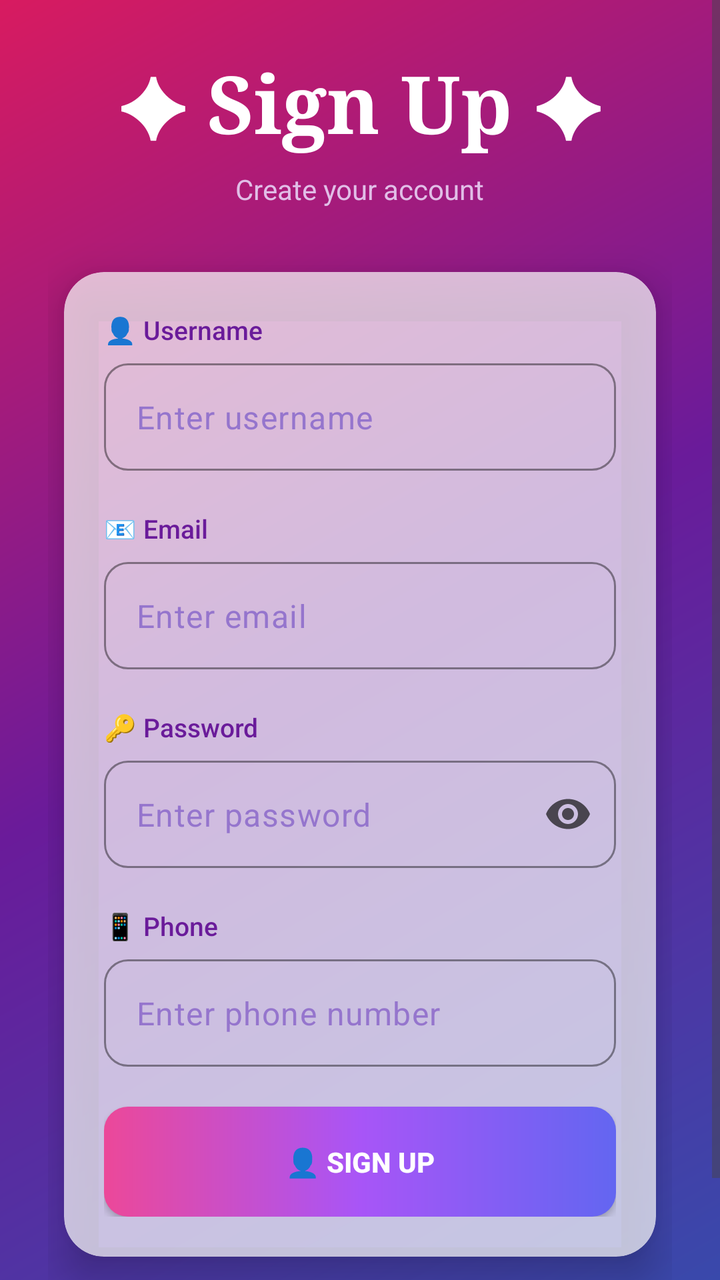
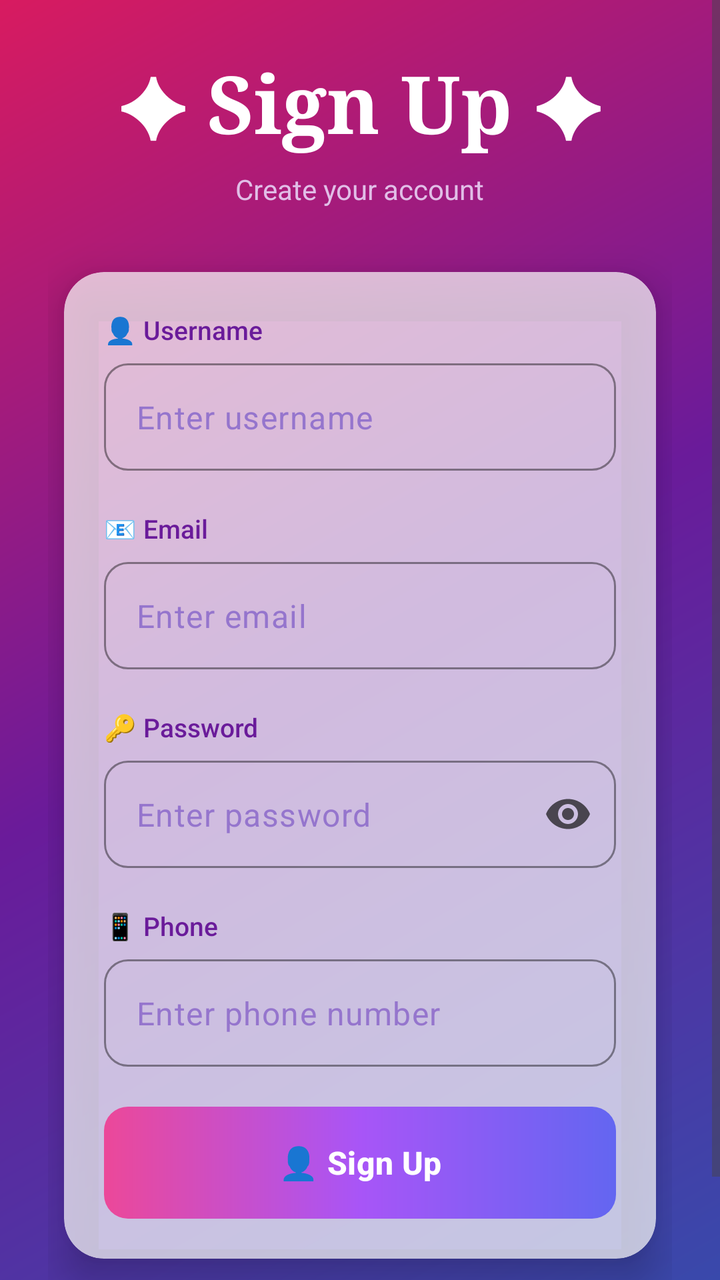

Two renders of the same Android screen: before a commit and after it. Below are the layout's source before the change and the commit's diff.
<!-- AndroidManifest.xml: application theme Theme.Sokogarden -->
<!-- res/layout/activity_signup.xml -->
<?xml version="1.0" encoding="utf-8"?>
<ScrollView
    xmlns:app="http://schemas.android.com/apk/res-auto"
    xmlns:android="http://schemas.android.com/apk/res/android"
    android:id="@+id/main"
    android:layout_width="match_parent"
    android:layout_height="match_parent"
    android:background="@drawable/gradient_background">

    <LinearLayout
        android:layout_width="match_parent"
        android:layout_height="wrap_content"
        android:orientation="vertical"
        android:padding="24dp"
        android:gravity="center">

        
        <TextView
            android:layout_width="wrap_content"
            android:layout_height="wrap_content"
            android:text="✦ Sign Up ✦"
            android:textSize="40sp"
            android:textStyle="bold"
            android:textColor="#FFFFFF"
            android:fontFamily="serif"
            android:layout_marginBottom="6dp"/>

        <TextView
            android:layout_width="wrap_content"
            android:layout_height="wrap_content"
            android:text="Create your account"
            android:textColor="#E1BEE7"
            android:layout_marginBottom="24dp"/>

        
        <androidx.cardview.widget.CardView
            android:layout_width="match_parent"
            android:layout_height="wrap_content"
            android:layout_margin="8dp"
            app:cardCornerRadius="20dp"
            app:cardElevation="12dp"
            app:cardBackgroundColor="#B3FFFFFF">

            <LinearLayout
                android:layout_width="match_parent"
                android:layout_height="wrap_content"
                android:orientation="vertical"
                android:padding="20dp">

                
                
                <TextView
                    android:layout_width="wrap_content"
                    android:layout_height="wrap_content"
                    android:text="👤 Username"
                    android:textSize="13sp"
                    android:textColor="#6A1B9A"
                    android:layout_marginBottom="8dp"
                    android:fontFamily="sans-serif-medium"/>

                
                <com.google.android.material.textfield.TextInputLayout
                    android:layout_width="match_parent"
                    android:layout_height="wrap_content"
                    android:layout_marginBottom="20dp"
                    app:boxBackgroundMode="outline"
                    app:boxCornerRadiusTopStart="12dp"
                    app:boxCornerRadiusTopEnd="12dp"
                    app:boxCornerRadiusBottomStart="12dp"
                    app:boxCornerRadiusBottomEnd="12dp"
                    app:boxStrokeColor="#BA68C8"
                    app:hintEnabled="false">

                    <com.google.android.material.textfield.TextInputEditText
                        android:id="@+id/username"
                        android:layout_width="match_parent"
                        android:layout_height="wrap_content"
                        android:hint="Enter username"
                        android:textColor="#212121"
                        android:textColorHint="#9575CD"
                        android:padding="16dp"
                        android:fontFamily="sans-serif"/>
                </com.google.android.material.textfield.TextInputLayout>

                
                
                <TextView
                    android:layout_width="wrap_content"
                    android:layout_height="wrap_content"
                    android:text="📧 Email"
                    android:textSize="13sp"
                    android:textColor="#6A1B9A"
                    android:layout_marginBottom="8dp"
                    android:fontFamily="sans-serif-medium"/>

                
                <com.google.android.material.textfield.TextInputLayout
                    android:layout_width="match_parent"
                    android:layout_height="wrap_content"
                    android:layout_marginBottom="20dp"
                    app:boxBackgroundMode="outline"
                    app:boxCornerRadiusTopStart="12dp"
                    app:boxCornerRadiusTopEnd="12dp"
                    app:boxCornerRadiusBottomStart="12dp"
                    app:boxCornerRadiusBottomEnd="12dp"
                    app:boxStrokeColor="#BA68C8"
                    app:hintEnabled="false">

                    <com.google.android.material.textfield.TextInputEditText
                        android:id="@+id/email"
                        android:layout_width="match_parent"
                        android:layout_height="wrap_content"
                        android:hint="Enter email"
                        android:inputType="textEmailAddress"
                        android:textColor="#212121"
                        android:textColorHint="#9575CD"
                        android:padding="16dp"
                        android:fontFamily="sans-serif"/>
                </com.google.android.material.textfield.TextInputLayout>

                
                
                <TextView
                    android:layout_width="wrap_content"
                    android:layout_height="wrap_content"
                    android:text="🔑 Password"
                    android:textSize="13sp"
                    android:textColor="#6A1B9A"
                    android:layout_marginBottom="8dp"
                    android:fontFamily="sans-serif-medium"/>

                
                <com.google.android.material.textfield.TextInputLayout
                    android:layout_width="match_parent"
                    android:layout_height="wrap_content"
                    android:layout_marginBottom="20dp"
                    app:boxBackgroundMode="outline"
                    app:boxCornerRadiusTopStart="12dp"
                    app:boxCornerRadiusTopEnd="12dp"
                    app:boxCornerRadiusBottomStart="12dp"
                    app:boxCornerRadiusBottomEnd="12dp"
                    app:boxStrokeColor="#BA68C8"
                    app:hintEnabled="false"
                    app:endIconMode="password_toggle">

                    <com.google.android.material.textfield.TextInputEditText
                        android:id="@+id/password"
                        android:layout_width="match_parent"
                        android:layout_height="wrap_content"
                        android:hint="Enter password"
                        android:inputType="textPassword"
                        android:textColor="#212121"
                        android:textColorHint="#9575CD"
                        android:padding="16dp"
                        android:fontFamily="sans-serif"/>
                </com.google.android.material.textfield.TextInputLayout>

                
                
                <TextView
                    android:layout_width="wrap_content"
                    android:layout_height="wrap_content"
                    android:text="📱 Phone"
                    android:textSize="13sp"
                    android:textColor="#6A1B9A"
                    android:layout_marginBottom="8dp"
                    android:fontFamily="sans-serif-medium"/>

                
                <com.google.android.material.textfield.TextInputLayout
                    android:layout_width="match_parent"
                    android:layout_height="wrap_content"
                    android:layout_marginBottom="20dp"
                    app:boxBackgroundMode="outline"
                    app:boxCornerRadiusTopStart="12dp"
                    app:boxCornerRadiusTopEnd="12dp"
                    app:boxCornerRadiusBottomStart="12dp"
                    app:boxCornerRadiusBottomEnd="12dp"
                    app:boxStrokeColor="#BA68C8"
                    app:hintEnabled="false">

                    <com.google.android.material.textfield.TextInputEditText
                        android:id="@+id/phone"
                        android:layout_width="match_parent"
                        android:layout_height="wrap_content"
                        android:hint="Enter phone number"
                        android:inputType="phone"
                        android:textColor="#212121"
                        android:textColorHint="#9575CD"
                        android:padding="16dp"
                        android:fontFamily="sans-serif"/>
                </com.google.android.material.textfield.TextInputLayout>

                
                <Button
                    android:id="@+id/signupBtn"
                    android:layout_width="match_parent"
                    android:layout_height="55dp"
                    android:text="👤 Sign Up"
                    android:textColor="#FFFFFF"
                    android:textStyle="bold"
                    android:background="@drawable/button_gradient"/>

            </LinearLayout>

        </androidx.cardview.widget.CardView>

        
        <LinearLayout
            android:layout_width="wrap_content"
            android:layout_height="wrap_content"
            android:orientation="horizontal"
            android:gravity="center"
            android:layout_marginTop="16dp">

            <TextView
                android:layout_width="wrap_content"
                android:layout_height="wrap_content"
                android:text="Already have an account? "
                android:textSize="14sp"
                android:textColor="#E1BEE7"
                android:fontFamily="sans-serif"/>

            <TextView
                android:id="@+id/signuptxt"
                android:layout_width="wrap_content"
                android:layout_height="wrap_content"
                android:text="Sign in here"
                android:textSize="14sp"
                android:textColor="#F48FB1"
                android:textStyle="bold"
                android:clickable="true"
                android:focusable="true"
                android:fontFamily="sans-serif-medium"/>

        </LinearLayout>

    </LinearLayout>

</ScrollView>
<!-- resources referenced by this layout -->
<resources>
  <!-- drawable button_gradient (drawable) -->
  <?xml version="1.0" encoding="utf-8"?>
  <shape xmlns:android="http://schemas.android.com/apk/res/android">
      <gradient
          android:angle="0"
          android:startColor="#EC4899"
          android:centerColor="#A855F7"
          android:endColor="#6366F1"
          android:type="linear"/>
      <corners android:radius="12dp"/>
  </shape>
  <!-- drawable gradient_background (drawable) -->
  <?xml version="1.0" encoding="utf-8"?>
  <shape xmlns:android="http://schemas.android.com/apk/res/android">
      <gradient
          android:angle="135"
          android:startColor="#3949AB"
          android:centerColor="#6A1B9A"
          android:endColor="#D81B60"
          android:type="linear"/>
  </shape>
  <style name="Theme.Sokogarden" parent="Base.Theme.Sokogarden" />
  <style name="Base.Theme.Sokogarden" parent="Theme.Material3.DayNight.NoActionBar">
          
          
      </style>
</resources>

<!-- the commit's change to res/layout/activity_signup.xml (unified diff, before → after) -->
@@ -192,14 +192,20 @@
                 </com.google.android.material.textfield.TextInputLayout>
 
                 
-                <Button
+                <com.google.android.material.button.MaterialButton
                     android:id="@+id/signupBtn"
                     android:layout_width="match_parent"
-                    android:layout_height="55dp"
+                    android:layout_height="56dp"
                     android:text="👤 Sign Up"
+                    android:textSize="16sp"
+                    android:textStyle="bold"
                     android:textColor="#FFFFFF"
-                    android:textStyle="bold"
-                    android:background="@drawable/button_gradient"/>
+                    app:cornerRadius="12dp"
+                    app:backgroundTint="@null"
+                    android:background="@drawable/button_gradient"
+                    app:elevation="8dp"
+                    android:fontFamily="sans-serif-medium"
+                    android:stateListAnimator="@animator/button_elevation"/>
 
             </LinearLayout>
 
